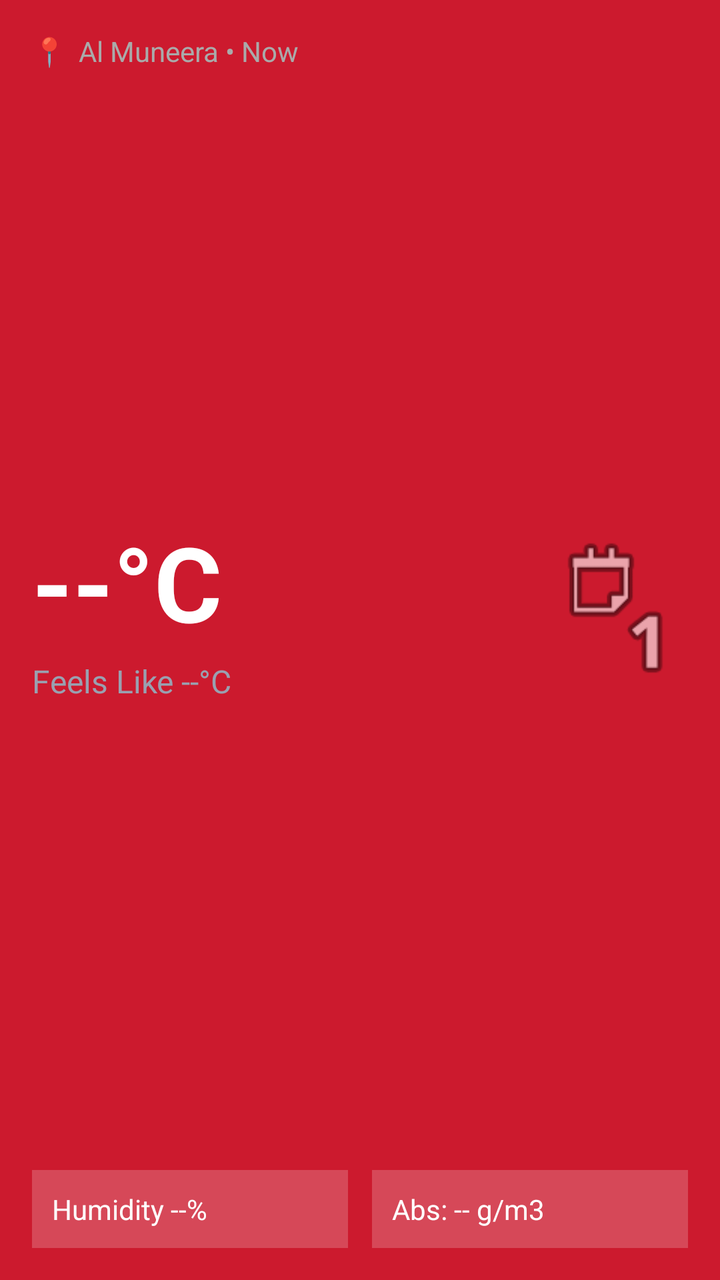
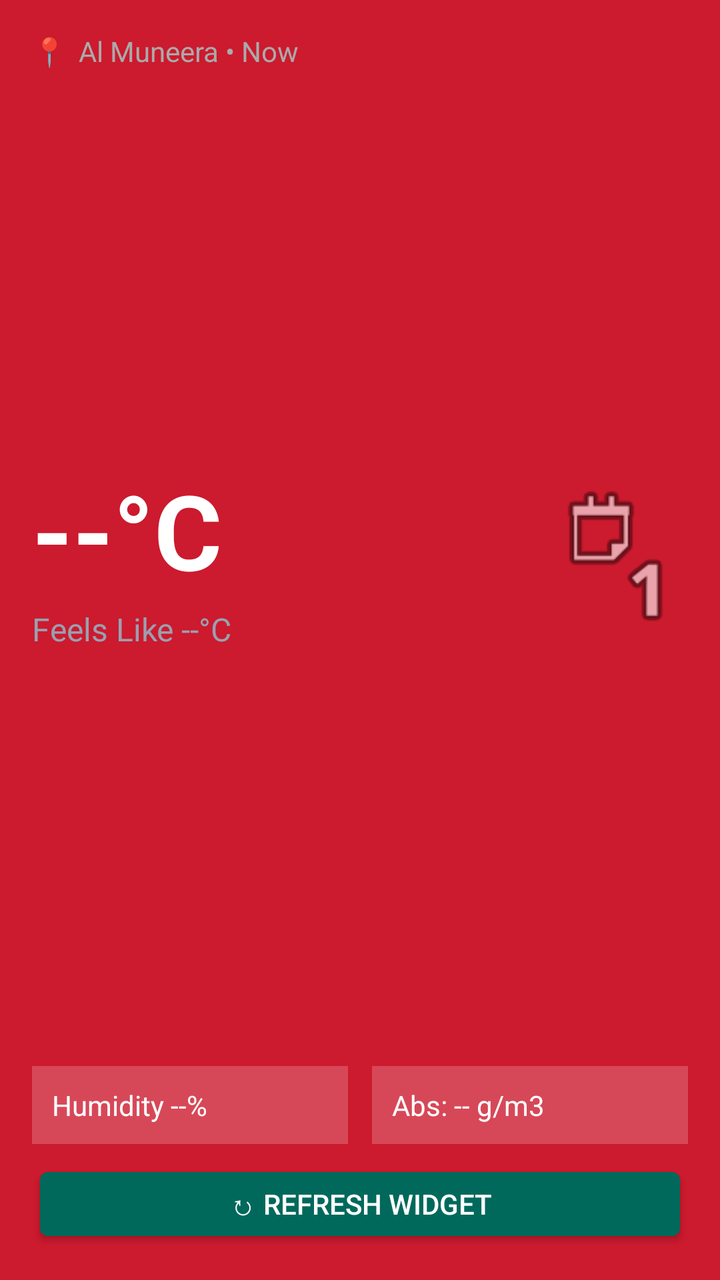

Screens rendered from an Android XML layout before and after an edit, with the pre-edit source and the edit as a unified diff.
<!-- AndroidManifest.xml: application theme android:Theme.DeviceDefault -->
<!-- res/layout/widget_layout.xml -->
<?xml version="1.0" encoding="utf-8"?>

<LinearLayout xmlns:android="http://schemas.android.com/apk/res/android"
    android:id="@+id/root"
    android:layout_width="match_parent"
    android:layout_height="match_parent"
    android:orientation="vertical"
    android:background="#CC1A2E"
    android:padding="16dp">

    
    <LinearLayout android:orientation="horizontal" android:layout_width="wrap_content" android:layout_height="wrap_content">
        <TextView android:text="📍" android:layout_width="wrap_content" android:layout_height="wrap_content" android:textColor="#AAA" />
        <TextView android:id="@+id/location" android:text="Al Muneera • Now" android:layout_width="wrap_content" android:layout_height="wrap_content" android:textColor="#AAA" android:textSize="14sp" android:layout_marginStart="6dp"/>
    </LinearLayout>

    
    <LinearLayout android:orientation="horizontal" android:layout_width="match_parent" android:layout_height="0dp" android:layout_weight="1" android:gravity="center_vertical">
        <LinearLayout android:orientation="vertical" android:layout_width="0dp" android:layout_weight="1" android:layout_height="wrap_content">
            <TextView android:id="@+id/temp" android:text="--°C" android:textSize="52sp" android:textStyle="bold" android:textColor="#FFF" android:layout_width="wrap_content" android:layout_height="wrap_content"/>
            <TextView android:id="@+id/feels" android:text="Feels Like --°C" android:textSize="16sp" android:textColor="#9AA0B0" android:layout_width="wrap_content" android:layout_height="wrap_content" android:layout_marginTop="4dp"/>
        </LinearLayout>
        
        <ImageView android:id="@+id/big_icon" android:layout_width="72dp" android:layout_height="72dp" android:src="@android:drawable/ic_menu_day" />
    </LinearLayout>

    
    <LinearLayout android:orientation="horizontal" android:layout_width="match_parent" android:layout_height="wrap_content" android:layout_marginTop="12dp">
        <TextView android:id="@+id/humidity" android:text="Humidity --%" android:background="#33FFFFFF" android:padding="10dp" android:layout_width="0dp" android:layout_weight="1" android:layout_height="wrap_content" android:textColor="#FFF" android:layout_marginEnd="6dp"/>
        <TextView android:id="@+id/abs" android:text="Abs: -- g/m3" android:background="#33FFFFFF" android:padding="10dp" android:layout_width="0dp" android:layout_weight="1" android:layout_height="wrap_content" android:textColor="#FFF" android:layout_marginStart="6dp"/>
    </LinearLayout>
</LinearLayout>
<!-- resources referenced by this layout -->
<resources>

</resources>

<!-- the commit's change to res/layout/widget_layout.xml (unified diff, before → after) -->
@@ -29,4 +29,12 @@
         <TextView android:id="@+id/humidity" android:text="Humidity --%" android:background="#33FFFFFF" android:padding="10dp" android:layout_width="0dp" android:layout_weight="1" android:layout_height="wrap_content" android:textColor="#FFF" android:layout_marginEnd="6dp"/>
         <TextView android:id="@+id/abs" android:text="Abs: -- g/m3" android:background="#33FFFFFF" android:padding="10dp" android:layout_width="0dp" android:layout_weight="1" android:layout_height="wrap_content" android:textColor="#FFF" android:layout_marginStart="6dp"/>
     </LinearLayout>
+    <Button
+    android:id="@+id/refresh_button"
+    android:layout_width="match_parent"
+    android:layout_height="44dp"
+    android:text="↻ REFRESH WIDGET"
+    android:textColor="#FFFFFF"
+    android:backgroundTint="#00695C"
+    android:layout_marginTop="8dp" />
 </LinearLayout>
